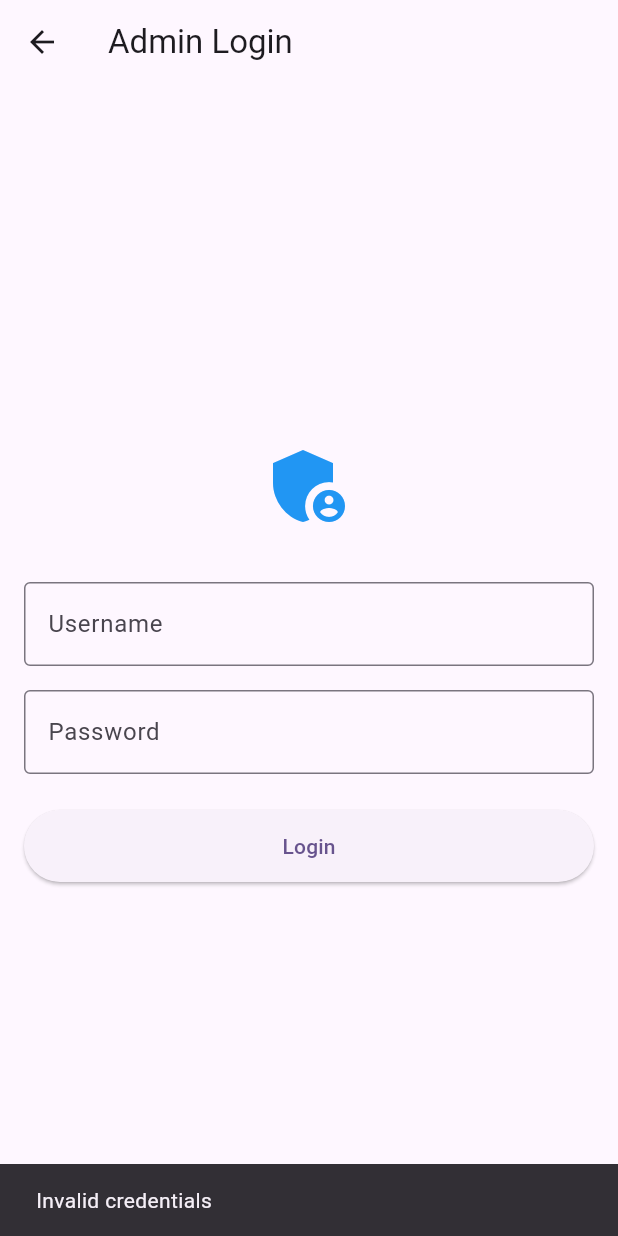
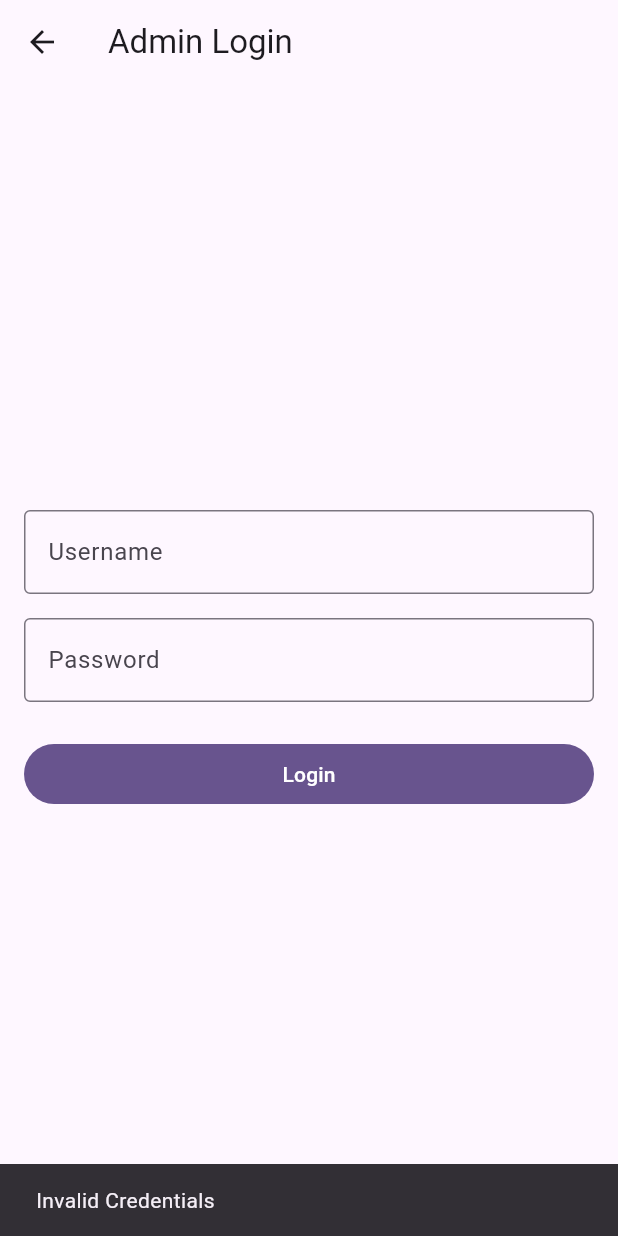
Before and after one commit to NilakanthaPradhan/QuickHelp, a Flutter app: the AdminLoginScreen screen opened directly, after a tap on "Login", on a phone screen of 412 x 824 dp. Run offline on Flutter 3.47's test engine with Material 3 defaults, Android fonts, the phone set to English and light mode, and no system bars; our stand-ins replace action_slider, flutter_map, flutter_svg, geocoding, geolocator, image_picker and 2 more; missing offline and left inert: flutter_map_marker_cluster; accounts and stored records are empty; network calls fail.

Commit message:
refactor(frontend): update app navigation and component integration

```diff
--- a/lib/screens/admin_login_screen.dart
+++ b/lib/screens/admin_login_screen.dart
@@ -1,5 +1,6 @@
 import 'package:flutter/material.dart';
-import 'admin_add_provider_screen.dart';
+import '../services/api_service.dart';
+import 'admin_requests_screen.dart';
 
 class AdminLoginScreen extends StatefulWidget {
   const AdminLoginScreen({super.key});
@@ -11,16 +12,29 @@ class AdminLoginScreen extends StatefulWidget {
 class _AdminLoginScreenState extends State<AdminLoginScreen> {
   final _usernameController = TextEditingController();
   final _passwordController = TextEditingController();
+  bool _isLoading = false;
 
-  void _login() {
-    if (_usernameController.text == 'chintu' && _passwordController.text == 'chintu') {
-      Navigator.of(context).pushReplacement(
-        MaterialPageRoute(builder: (_) => const AdminAddProviderScreen()),
-      );
+  Future<void> _login() async {
+    setState(() => _isLoading = true);
+    final success = await ApiService.adminLogin(
+      _usernameController.text,
+      _passwordController.text,
+    );
+    setState(() => _isLoading = false);
+
+    if (success) {
+      if (mounted) {
+        Navigator.pushReplacement(
+          context,
+          MaterialPageRoute(builder: (_) => const AdminRequestsScreen()),
+        );
+      }
     } else {
-      ScaffoldMessenger.of(context).showSnackBar(
-        const SnackBar(content: Text('Invalid credentials')),
-      );
+      if (mounted) {
+        ScaffoldMessenger.of(context).showSnackBar(
+          const SnackBar(content: Text('Invalid Credentials')),
+        );
+      }
     }
   }
 
@@ -33,8 +47,6 @@ class _AdminLoginScreenState extends State<AdminLoginScreen> {
         child: Column(
           mainAxisAlignment: MainAxisAlignment.center,
           children: [
-            const Icon(Icons.admin_panel_settings, size: 64, color: Colors.blue),
-            const SizedBox(height: 32),
             TextField(
               controller: _usernameController,
               decoration: const InputDecoration(labelText: 'Username', border: OutlineInputBorder()),
@@ -48,10 +60,9 @@ class _AdminLoginScreenState extends State<AdminLoginScreen> {
             const SizedBox(height: 24),
             SizedBox(
               width: double.infinity,
-              height: 48,
-              child: ElevatedButton(
-                onPressed: _login,
-                child: const Text('Login'),
+              child: FilledButton(
+                onPressed: _isLoading ? null : _login,
+                child: _isLoading ? const CircularProgressIndicator(color: Colors.white) : const Text('Login'),
               ),
             ),
           ],
--- a/lib/screens/services_screen.dart
+++ b/lib/screens/services_screen.dart
@@ -126,6 +126,7 @@ class _ServicesScreenState extends State<ServicesScreen> {
                             title: s['name'] as String,
                             icon: _getIcon(s['icon'] as String),
                             color: Colors.blue, // Default color for now as DB doesn't have it
+                            providerCount: (s['providerCount'] ?? 0) as int,
                             onTap: () => Navigator.of(context).push(MaterialPageRoute(builder: (_) => ServiceBookingPage(serviceTitle: s['name'] as String))),
                           );
                         }).toList(),
```
Also changed, not shown: lib/components/app_drawer.dart (+21 -2 lines), lib/main.dart (+6 -2 lines), lib/widgets/service_tile.dart (+27 -2 lines).
